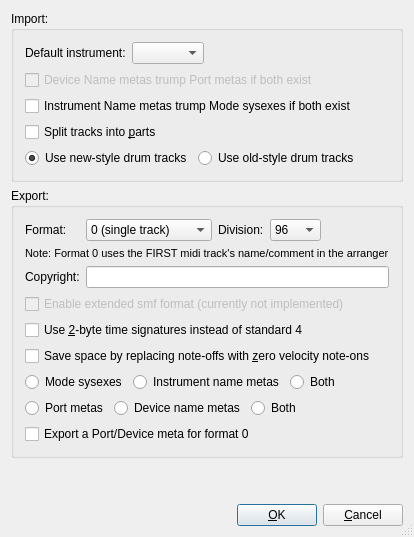
This is muse3/muse/widgets/configmidifilebase.ui in emrum/muse as Qt 5 draws it before an edit. The edited form follows.
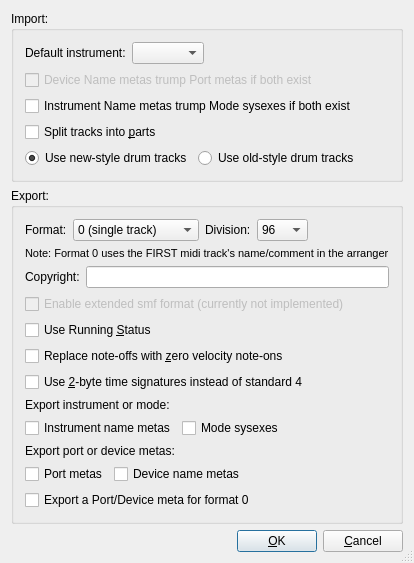
This is the edited form.

Commit message: Midi import/export fixes, features

What changed in the file:
```diff
--- a/muse3/muse/widgets/configmidifilebase.ui
+++ b/muse3/muse/widgets/configmidifilebase.ui
@@ -6,8 +6,8 @@
    <rect>
     <x>0</x>
     <y>0</y>
-    <width>408</width>
-    <height>537</height>
+    <width>391</width>
+    <height>549</height>
    </rect>
   </property>
   <property name="windowTitle">
@@ -16,8 +16,8 @@
   <property name="sizeGripEnabled">
    <bool>true</bool>
   </property>
-  <layout class="QGridLayout" name="gridLayout_2">
-   <item row="0" column="0">
+  <layout class="QVBoxLayout" name="verticalLayout_3">
+   <item>
     <widget class="QGroupBox" name="midiImportGroupBox">
      <property name="sizePolicy">
       <sizepolicy hsizetype="Preferred" vsizetype="Minimum">
@@ -28,15 +28,17 @@
      <property name="title">
       <string>Import:</string>
      </property>
-     <layout class="QGridLayout" name="gridLayout_3">
-      <item row="0" column="0">
+     <layout class="QVBoxLayout" name="verticalLayout">
+      <item>
+       <layout class="QHBoxLayout" name="horizontalLayout_2">
+        <item>
        <widget class="QLabel" name="label">
         <property name="text">
          <string>Default instrument:</string>
         </property>
        </widget>
       </item>
-      <item row="0" column="1">
+        <item>
        <widget class="QComboBox" name="importDefaultInstr">
         <property name="sizePolicy">
          <sizepolicy hsizetype="Maximum" vsizetype="Fixed">
@@ -46,7 +48,7 @@
         </property>
        </widget>
       </item>
-      <item row="0" column="2">
+        <item>
        <spacer name="horizontalSpacer">
         <property name="orientation">
          <enum>Qt::Horizontal</enum>
@@ -59,7 +61,9 @@
         </property>
        </spacer>
       </item>
-      <item row="1" column="0" colspan="3">
+       </layout>
+      </item>
+      <item>
        <widget class="QCheckBox" name="importDevNameMetas">
         <property name="enabled">
          <bool>false</bool>
@@ -69,14 +73,14 @@
         </property>
        </widget>
       </item>
-      <item row="2" column="0" colspan="3">
+      <item>
        <widget class="QCheckBox" name="importInstrNameMetas">
         <property name="text">
          <string>Instrument Name metas trump Mode sysexes if both exist</string>
         </property>
        </widget>
       </item>
-      <item row="3" column="0" colspan="2">
+      <item>
        <widget class="QCheckBox" name="splitPartsCheckBox">
         <property name="toolTip">
          <string>Split tracks into parts, or one single part</string>
@@ -89,7 +93,7 @@
         </property>
        </widget>
       </item>
-      <item row="4" column="0" colspan="3">
+      <item>
        <layout class="QHBoxLayout" name="horizontalLayout">
         <item>
          <widget class="QRadioButton" name="newDrumsCheckbox">
@@ -119,62 +123,7 @@
      </layout>
     </widget>
    </item>
-   <item row="3" column="0">
-    <layout class="QHBoxLayout">
-     <property name="spacing">
-      <number>6</number>
-     </property>
-     <property name="margin">
-      <number>0</number>
-     </property>
      <item>
-      <spacer name="Horizontal Spacing2">
-       <property name="orientation">
-        <enum>Qt::Horizontal</enum>
-       </property>
-       <property name="sizeType">
-        <enum>QSizePolicy::Expanding</enum>
-       </property>
-       <property name="sizeHint" stdset="0">
-        <size>
-         <width>20</width>
-         <height>20</height>
-        </size>
-       </property>
-      </spacer>
-     </item>
-     <item>
-      <widget class="QPushButton" name="buttonOk">
-       <property name="text">
-        <string>&amp;OK</string>
-       </property>
-       <property name="shortcut">
-        <string/>
-       </property>
-       <property name="autoDefault">
-        <bool>true</bool>
-       </property>
-       <property name="default">
-        <bool>true</bool>
-       </property>
-      </widget>
-     </item>
-     <item>
-      <widget class="QPushButton" name="buttonCancel">
-       <property name="text">
-        <string>&amp;Cancel</string>
-       </property>
-       <property name="shortcut">
-        <string/>
-       </property>
-       <property name="autoDefault">
-        <bool>true</bool>
-       </property>
-      </widget>
-     </item>
-    </layout>
-   </item>
-   <item row="1" column="0">
     <widget class="QGroupBox" name="midiExportGroupBox">
      <property name="sizePolicy">
       <sizepolicy hsizetype="Preferred" vsizetype="Expanding">
@@ -185,11 +134,13 @@
      <property name="title">
       <string>Export:</string>
      </property>
-     <layout class="QGridLayout" name="gridLayout">
-      <item row="0" column="0">
+     <layout class="QVBoxLayout" name="verticalLayout_2">
+      <item>
+       <layout class="QHBoxLayout" name="horizontalLayout_3">
+        <item>
        <widget class="QLabel" name="textLabel3">
         <property name="sizePolicy">
-         <sizepolicy hsizetype="Preferred" vsizetype="Preferred">
+           <sizepolicy hsizetype="Minimum" vsizetype="Preferred">
           <horstretch>0</horstretch>
           <verstretch>0</verstretch>
          </sizepolicy>
@@ -202,7 +153,7 @@
         </property>
        </widget>
       </item>
-      <item row="0" column="1">
+        <item>
        <widget class="QComboBox" name="formatCombo">
         <property name="sizePolicy">
          <sizepolicy hsizetype="Maximum" vsizetype="Fixed">
@@ -222,7 +173,7 @@
         </item>
        </widget>
       </item>
-      <item row="0" column="2">
+        <item>
        <widget class="QLabel" name="textLabel1">
         <property name="text">
          <string>Division:</string>
@@ -232,7 +183,7 @@
         </property>
        </widget>
       </item>
-      <item row="0" column="3">
+        <item>
        <widget class="QComboBox" name="divisionCombo">
         <property name="sizePolicy">
          <sizepolicy hsizetype="Maximum" vsizetype="Fixed">
@@ -257,20 +208,22 @@
         </item>
        </widget>
       </item>
-      <item row="0" column="4">
-       <spacer name="horizontalSpacer_2">
+        <item>
+         <spacer name="horizontalSpacer_4">
         <property name="orientation">
          <enum>Qt::Horizontal</enum>
         </property>
         <property name="sizeHint" stdset="0">
          <size>
-          <width>59</width>
+            <width>40</width>
           <height>20</height>
          </size>
         </property>
        </spacer>
       </item>
-      <item row="1" column="0" colspan="5">
+       </layout>
+      </item>
+      <item>
        <widget class="QLabel" name="textLabel4">
         <property name="sizePolicy">
          <sizepolicy hsizetype="Preferred" vsizetype="Maximum">
@@ -291,7 +244,9 @@
         </property>
        </widget>
       </item>
-      <item row="2" column="0">
+      <item>
+       <layout class="QHBoxLayout" name="horizontalLayout_4">
+        <item>
        <widget class="QLabel" name="textLabel2">
         <property name="sizePolicy">
          <sizepolicy hsizetype="Maximum" vsizetype="Preferred">
@@ -307,10 +262,12 @@
         </property>
        </widget>
       </item>
-      <item row="2" column="1" colspan="4">
+        <item>
        <widget class="QLineEdit" name="copyrightEdit"/>
       </item>
-      <item row="3" column="0" colspan="5">
+       </layout>
+      </item>
+      <item>
        <widget class="QCheckBox" name="extendedFormat">
         <property name="enabled">
          <bool>false</bool>
@@ -320,7 +277,41 @@
         </property>
        </widget>
       </item>
-      <item row="4" column="0" colspan="4">
+      <item>
+       <widget class="QCheckBox" name="runningStatus">
+        <property name="toolTip">
+         <string>Running Status saves space by not 
+ repeating event status bytes.
+If this is off every event will have a 
+ status byte, increasing file size.
+</string>
+        </property>
+        <property name="text">
+         <string>Use Running &amp;Status</string>
+        </property>
+        <property name="shortcut">
+         <string>Alt+S</string>
+        </property>
+       </widget>
+      </item>
+      <item>
+       <widget class="QCheckBox" name="optNoteOffs">
+        <property name="toolTip">
+         <string>To turn a note off some devices can use 
+ note-offs or zero-velocity note-ons or
+ both. When used with Running Status 
+ this setting saves space. It is safe to 
+ leave this off.</string>
+        </property>
+        <property name="text">
+         <string>Replace note-offs with &amp;zero velocity note-ons</string>
+        </property>
+        <property name="shortcut">
+         <string>Alt+Z</string>
+        </property>
+       </widget>
+      </item>
+      <item>
        <widget class="QCheckBox" name="twoByteTimeSigs">
         <property name="text">
          <string>Use &amp;2-byte time signatures instead of standard 4</string>
@@ -330,122 +321,89 @@
         </property>
        </widget>
       </item>
-      <item row="5" column="0" colspan="5">
-       <widget class="QCheckBox" name="optNoteOffs">
+      <item>
+       <widget class="QLabel" name="label_2">
         <property name="text">
-         <string>Save space by replacing note-offs with &amp;zero velocity note-ons</string>
+         <string>Export instrument or mode:</string>
         </property>
-        <property name="shortcut">
-         <string>Alt+Z</string>
+        <property name="alignment">
+         <set>Qt::AlignLeading|Qt::AlignLeft|Qt::AlignVCenter</set>
         </property>
        </widget>
       </item>
-      <item row="6" column="0" colspan="5">
-       <widget class="QFrame" name="frame">
-        <property name="frameShape">
-         <enum>QFrame::NoFrame</enum>
-        </property>
-        <property name="frameShadow">
-         <enum>QFrame::Plain</enum>
-        </property>
-        <property name="lineWidth">
-         <number>0</number>
-        </property>
-        <layout class="QHBoxLayout" name="horizontalLayout_6">
-         <property name="spacing">
-          <number>6</number>
-         </property>
-         <property name="margin">
-          <number>0</number>
-         </property>
          <item>
-          <widget class="QRadioButton" name="exportModeSysexes">
-           <property name="sizePolicy">
-            <sizepolicy hsizetype="Maximum" vsizetype="Fixed">
-             <horstretch>0</horstretch>
-             <verstretch>0</verstretch>
-            </sizepolicy>
-           </property>
-           <property name="text">
-            <string>Mode sysexes</string>
-           </property>
-          </widget>
-         </item>
+       <layout class="QHBoxLayout" name="horizontalLayout_5">
          <item>
-          <widget class="QRadioButton" name="exportInstrumentNames">
-           <property name="sizePolicy">
-            <sizepolicy hsizetype="Maximum" vsizetype="Fixed">
-             <horstretch>0</horstretch>
-             <verstretch>0</verstretch>
-            </sizepolicy>
-           </property>
+         <widget class="QCheckBox" name="exportInstrumentNames">
            <property name="text">
             <string>Instrument name metas</string>
            </property>
           </widget>
          </item>
          <item>
-          <widget class="QRadioButton" name="exportModeAndInstrName">
+         <widget class="QCheckBox" name="exportModeSysexes">
            <property name="text">
-            <string>Both</string>
+           <string>Mode sysexes</string>
            </property>
           </widget>
          </item>
-        </layout>
+        <item>
+         <spacer name="horizontalSpacer_2">
+          <property name="orientation">
+           <enum>Qt::Horizontal</enum>
+          </property>
+          <property name="sizeHint" stdset="0">
+           <size>
+            <width>40</width>
+            <height>20</height>
+           </size>
+          </property>
+         </spacer>
+        </item>
+       </layout>
+      </item>
+      <item>
+       <widget class="QLabel" name="label_3">
+        <property name="text">
+         <string>Export port or device metas:</string>
+        </property>
+        <property name="alignment">
+         <set>Qt::AlignLeading|Qt::AlignLeft|Qt::AlignVCenter</set>
+        </property>
        </widget>
       </item>
-      <item row="7" column="0" colspan="5">
-       <widget class="QFrame" name="frame_2">
-        <property name="frameShape">
-         <enum>QFrame::NoFrame</enum>
-        </property>
-        <property name="frameShadow">
-         <enum>QFrame::Plain</enum>
-        </property>
-        <property name="lineWidth">
-         <number>0</number>
-        </property>
-        <layout class="QHBoxLayout" name="horizontalLayout_7">
-         <property name="margin">
-          <number>0</number>
-         </property>
          <item>
-          <widget class="QRadioButton" name="exportPortMetas">
-           <property name="sizePolicy">
-            <sizepolicy hsizetype="Maximum" vsizetype="Fixed">
-             <horstretch>0</horstretch>
-             <verstretch>0</verstretch>
-            </sizepolicy>
-           </property>
+       <layout class="QHBoxLayout" name="horizontalLayout_6">
+        <item>
+         <widget class="QCheckBox" name="exportPortMetas">
            <property name="text">
             <string>Port metas</string>
            </property>
           </widget>
          </item>
          <item>
-          <widget class="QRadioButton" name="exportDeviceNameMetas">
-           <property name="sizePolicy">
-            <sizepolicy hsizetype="Maximum" vsizetype="Fixed">
-             <horstretch>0</horstretch>
-             <verstretch>0</verstretch>
-            </sizepolicy>
-           </property>
+         <widget class="QCheckBox" name="exportDeviceNameMetas">
            <property name="text">
             <string>Device name metas</string>
            </property>
           </widget>
          </item>
          <item>
-          <widget class="QRadioButton" name="exportPortAndDeviceNameMetas">
-           <property name="text">
-            <string>Both</string>
-           </property>
-          </widget>
-         </item>
-        </layout>
-       </widget>
+         <spacer name="horizontalSpacer_3">
+          <property name="orientation">
+           <enum>Qt::Horizontal</enum>
+          </property>
+          <property name="sizeHint" stdset="0">
+           <size>
+            <width>40</width>
+            <height>20</height>
+           </size>
+          </property>
+         </spacer>
+        </item>
+       </layout>
       </item>
-      <item row="8" column="0" colspan="3">
+      <item>
        <widget class="QCheckBox" name="exportPortDeviceSMF0">
         <property name="text">
          <string>Export a Port/Device meta for format 0</string>
@@ -455,7 +413,7 @@
      </layout>
     </widget>
    </item>
-   <item row="2" column="0">
+   <item>
     <spacer name="verticalSpacer">
      <property name="orientation">
       <enum>Qt::Vertical</enum>
@@ -468,6 +426,61 @@
      </property>
     </spacer>
    </item>
+   <item>
+    <layout class="QHBoxLayout">
+     <property name="spacing">
+      <number>6</number>
+     </property>
+     <property name="margin">
+      <number>0</number>
+     </property>
+     <item>
+      <spacer name="Horizontal Spacing2">
+       <property name="orientation">
+        <enum>Qt::Horizontal</enum>
+       </property>
+       <property name="sizeType">
+        <enum>QSizePolicy::Expanding</enum>
+       </property>
+       <property name="sizeHint" stdset="0">
+        <size>
+         <width>20</width>
+         <height>20</height>
+        </size>
+       </property>
+      </spacer>
+     </item>
+     <item>
+      <widget class="QPushButton" name="buttonOk">
+       <property name="text">
+        <string>&amp;OK</string>
+       </property>
+       <property name="shortcut">
+        <string/>
+       </property>
+       <property name="autoDefault">
+        <bool>true</bool>
+       </property>
+       <property name="default">
+        <bool>true</bool>
+       </property>
+      </widget>
+     </item>
+     <item>
+      <widget class="QPushButton" name="buttonCancel">
+       <property name="text">
+        <string>&amp;Cancel</string>
+       </property>
+       <property name="shortcut">
+        <string/>
+       </property>
+       <property name="autoDefault">
+        <bool>true</bool>
+       </property>
+      </widget>
+     </item>
+    </layout>
+   </item>
   </layout>
  </widget>
  <layoutdefault spacing="6" margin="11"/>
```
Lines whose indentation alone changed are shown as unchanged. The commit also changes 9 other files.
